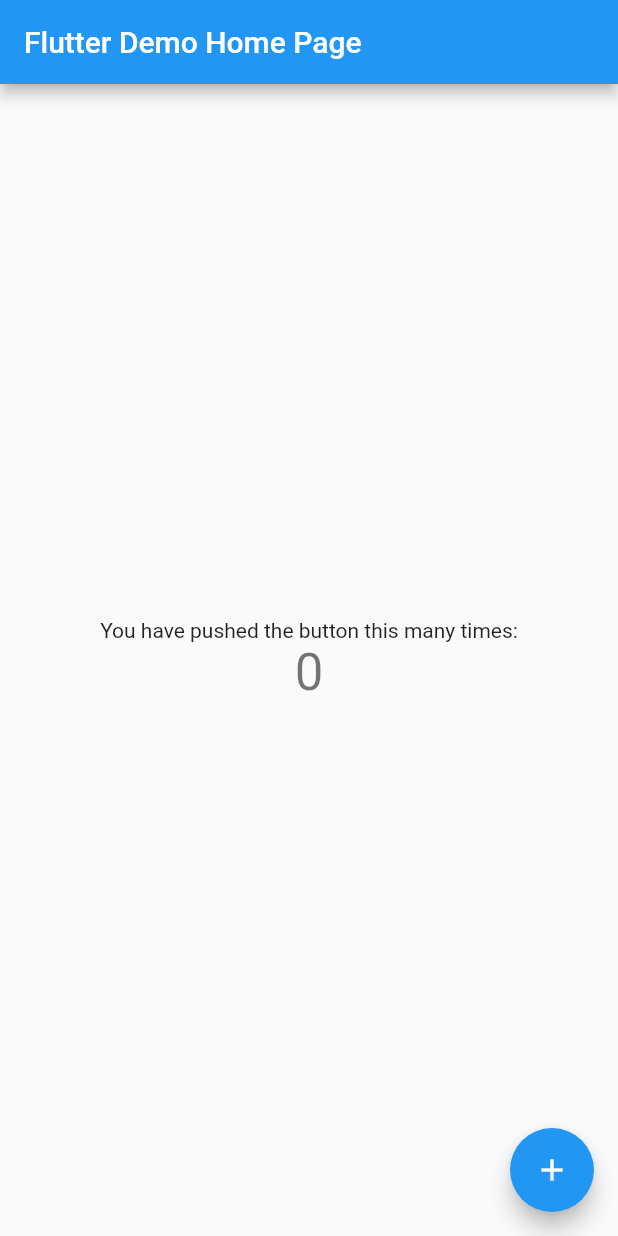
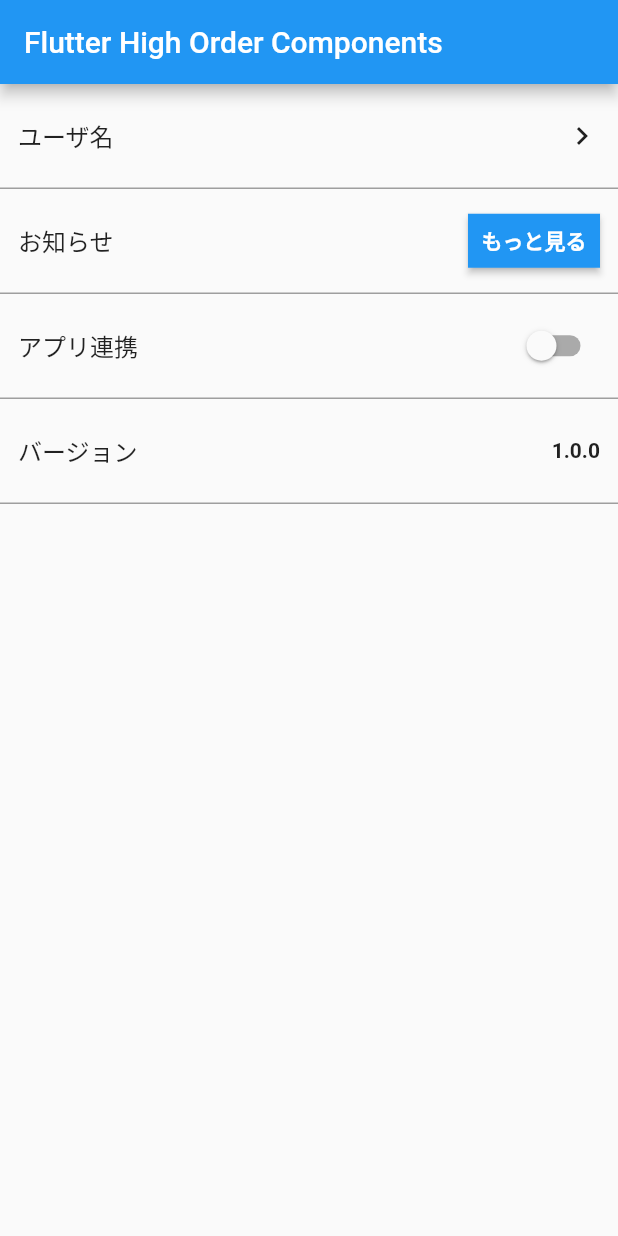
Before and after one commit to HeavenOSK/flutter_high_order_components, a Flutter app: the screen it shows after launch, on a phone screen of 412 x 824 dp. Run offline on Flutter 3.47's test engine with Material 2 defaults, Android fonts, the phone set to English and light mode, and no system bars.

Commit message:
Add: Initial Example

```diff
--- /dev/null
+++ b/lib/app.dart
@@ -0,0 +1,16 @@
+import 'package:flutter/material.dart';
+import 'package:flutter_high_order_components/home.dart';
+
+class App extends StatelessWidget {
+  // This widget is the root of your application.
+  @override
+  Widget build(BuildContext context) {
+    return MaterialApp(
+      title: 'Flutter High Order Components',
+      theme: ThemeData(
+        primarySwatch: Colors.blue,
+      ),
+      home: Home(),
+    );
+  }
+}
--- /dev/null
+++ b/lib/home.dart
@@ -0,0 +1,137 @@
+import 'package:flutter/material.dart';
+
+const _LabelTextStyle = TextStyle(
+  fontSize: 16.0,
+  fontWeight: FontWeight.w400,
+);
+
+const _InformationTextStyle = TextStyle(
+  fontSize: 14.0,
+  fontWeight: FontWeight.w600,
+);
+const _BorderColor = Colors.grey;
+
+class Home extends StatelessWidget {
+  @override
+  Widget build(BuildContext context) {
+    return Scaffold(
+      appBar: AppBar(
+        title: Text('Flutter High Order Components'),
+      ),
+      body: _buildSettingsList(),
+    );
+  }
+
+  _buildSettingsList() {
+    return ListView(
+      children: <Widget>[
+        Container(
+          height: 70.0,
+          child: Row(
+            mainAxisAlignment: MainAxisAlignment.spaceBetween,
+            children: <Widget>[
+              Text(
+                'ユーザ名',
+                style: _LabelTextStyle,
+              ),
+              GestureDetector(
+                child: Icon(Icons.navigate_next),
+              ),
+            ],
+          ),
+          padding: EdgeInsets.symmetric(horizontal: 12.0),
+          decoration: BoxDecoration(
+            border: Border(
+              bottom: BorderSide(
+                width: 1.0,
+                color: _BorderColor,
+              ),
+            ),
+          ),
+        ),
+        Container(
+          height: 70.0,
+          child: Row(
+            mainAxisAlignment: MainAxisAlignment.spaceBetween,
+            children: <Widget>[
+              Text(
+                'お知らせ',
+                style: _LabelTextStyle,
+              ),
+              RawMaterialButton(
+                child: Text(
+                  'もっと見る',
+                  style: TextStyle(
+                    color: Colors.white,
+                    fontWeight: FontWeight.w700,
+                  ),
+                ),
+                fillColor: Colors.blue,
+                onPressed: () {},
+              ),
+            ],
+          ),
+          padding: EdgeInsets.symmetric(horizontal: 12.0),
+          decoration: BoxDecoration(
+            border: Border(
+              bottom: BorderSide(
+                width: 1.0,
+                color: _BorderColor,
+              ),
+            ),
+          ),
+        ),
+        Container(
+          height: 70.0,
+          child: Row(
+            mainAxisAlignment: MainAxisAlignment.spaceBetween,
+            children: <Widget>[
+              Text(
+                'アプリ連携',
+                style: _LabelTextStyle,
+              ),
+              Switch(
+                value: false,
+                onChanged: (currentValue) {},
+              ),
+            ],
+          ),
+          padding: EdgeInsets.symmetric(horizontal: 12.0),
+          decoration: BoxDecoration(
+            border: Border(
+              bottom: BorderSide(
+                width: 1.0,
+                color: _BorderColor,
+              ),
+            ),
+          ),
+        ),
+        Container(
+          height: 70.0,
+          child: Row(
+            mainAxisAlignment: MainAxisAlignment.spaceBetween,
+            children: <Widget>[
+              Text(
+                'バージョン',
+                style: _LabelTextStyle,
+              ),
+              Text(
+                '1.0.0',
+                style: _InformationTextStyle,
+              ),
+            ],
+          ),
+          padding: EdgeInsets.symmetric(horizontal: 12.0),
+          decoration: BoxDecoration(
+            border: Border(
+              bottom: BorderSide(
+                width: 1.0,
+                color: _BorderColor,
+              ),
+            ),
+          ),
+        ),
+      ],
+    );
+  }
+}
--- a/lib/main.dart
+++ b/lib/main.dart
@@ -1,109 +1,4 @@
 import 'package:flutter/material.dart';
+import 'package:flutter_high_order_components/app.dart';
 
-void main() => runApp(new MyApp());
-
-class MyApp extends StatelessWidget {
-  // This widget is the root of your application.
-  @override
-  Widget build(BuildContext context) {
-    return new MaterialApp(
-      title: 'Flutter Demo',
-      theme: new ThemeData(
-        // This is the theme of your application.
-        //
-        // Try running your application with "flutter run". You'll see the
-        // application has a blue toolbar. Then, without quitting the app, try
-        // changing the primarySwatch below to Colors.green and then invoke
-        // "hot reload" (press "r" in the console where you ran "flutter run",
-        // or press Run > Flutter Hot Reload in IntelliJ). Notice that the
-        // counter didn't reset back to zero; the application is not restarted.
-        primarySwatch: Colors.blue,
-      ),
-      home: new MyHomePage(title: 'Flutter Demo Home Page'),
-    );
-  }
-}
-
-class MyHomePage extends StatefulWidget {
-  MyHomePage({Key key, this.title}) : super(key: key);
-
-  // This widget is the home page of your application. It is stateful, meaning
-  // that it has a State object (defined below) that contains fields that affect
-  // how it looks.
-
-  // This class is the configuration for the state. It holds the values (in this
-  // case the title) provided by the parent (in this case the App widget) and
-  // used by the build method of the State. Fields in a Widget subclass are
-  // always marked "final".
-
-  final String title;
-
-  @override
-  _MyHomePageState createState() => new _MyHomePageState();
-}
-
-class _MyHomePageState extends State<MyHomePage> {
-  int _counter = 0;
-
-  void _incrementCounter() {
-    setState(() {
-      // This call to setState tells the Flutter framework that something has
-      // changed in this State, which causes it to rerun the build method below
-      // so that the display can reflect the updated values. If we changed
-      // _counter without calling setState(), then the build method would not be
-      // called again, and so nothing would appear to happen.
-      _counter++;
-    });
-  }
-
-  @override
-  Widget build(BuildContext context) {
-    // This method is rerun every time setState is called, for instance as done
-    // by the _incrementCounter method above.
-    //
-    // The Flutter framework has been optimized to make rerunning build methods
-    // fast, so that you can just rebuild anything that needs updating rather
-    // than having to individually change instances of widgets.
-    return new Scaffold(
-      appBar: new AppBar(
-        // Here we take the value from the MyHomePage object that was created by
-        // the App.build method, and use it to set our appbar title.
-        title: new Text(widget.title),
-      ),
-      body: new Center(
-        // Center is a layout widget. It takes a single child and positions it
-        // in the middle of the parent.
-        child: new Column(
-          // Column is also layout widget. It takes a list of children and
-          // arranges them vertically. By default, it sizes itself to fit its
-          // children horizontally, and tries to be as tall as its parent.
-          //
-          // Invoke "debug paint" (press "p" in the console where you ran
-          // "flutter run", or select "Toggle Debug Paint" from the Flutter tool
-          // window in IntelliJ) to see the wireframe for each widget.
-          //
-          // Column has various properties to control how it sizes itself and
-          // how it positions its children. Here we use mainAxisAlignment to
-          // center the children vertically; the main axis here is the vertical
-          // axis because Columns are vertical (the cross axis would be
-          // horizontal).
-          mainAxisAlignment: MainAxisAlignment.center,
-          children: <Widget>[
-            new Text(
-              'You have pushed the button this many times:',
-            ),
-            new Text(
-              '$_counter',
-              style: Theme.of(context).textTheme.display1,
-            ),
-          ],
-        ),
-      ),
-      floatingActionButton: new FloatingActionButton(
-        onPressed: _incrementCounter,
-        tooltip: 'Increment',
-        child: new Icon(Icons.add),
-      ), // This trailing comma makes auto-formatting nicer for build methods.
-    );
-  }
-}
+void main() => runApp(App());
```
Also changed, not shown: 1 other file.
